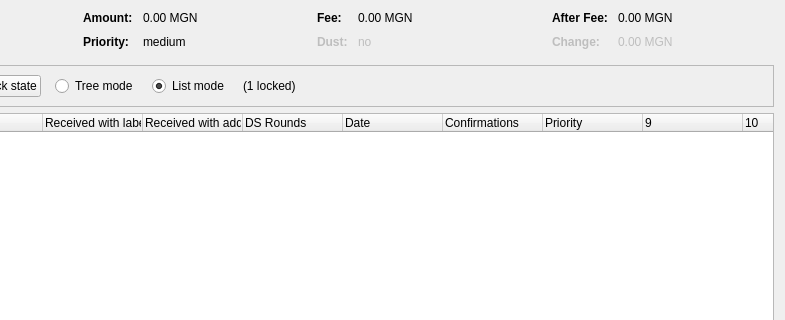
First picture: the form in src/qt/forms/coincontroldialog.ui, repository stefanpabstme/KackCoin, before the edit; both pictures show x 169 to 954 and y 0 to 320 of the 954 by 500 pixel window.
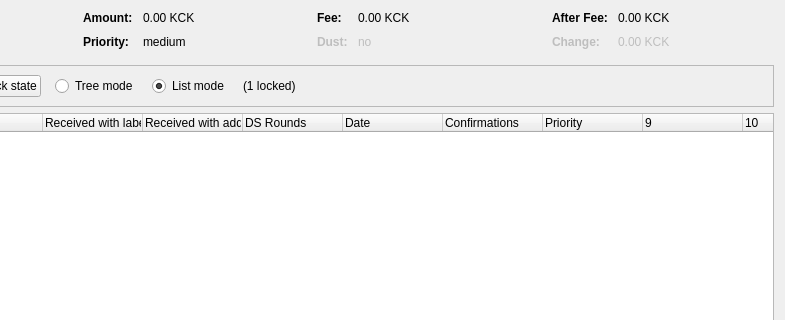
Second picture: the form after the edit. Custom widgets are drawn as their Qt base class.

```diff
--- a/src/qt/forms/coincontroldialog.ui
+++ b/src/qt/forms/coincontroldialog.ui
@@ -132,7 +132,7 @@
           <enum>Qt::ActionsContextMenu</enum>
          </property>
          <property name="text">
-          <string notr="true">0.00 MGN</string>
+          <string notr="true">0.00 KCK</string>
          </property>
          <property name="textInteractionFlags">
           <set>Qt::LinksAccessibleByMouse|Qt::TextSelectableByKeyboard|Qt::TextSelectableByMouse</set>
@@ -206,7 +206,7 @@
           <enum>Qt::ActionsContextMenu</enum>
          </property>
          <property name="text">
-          <string notr="true">0.00 MGN</string>
+          <string notr="true">0.00 KCK</string>
          </property>
          <property name="textInteractionFlags">
           <set>Qt::LinksAccessibleByMouse|Qt::TextSelectableByKeyboard|Qt::TextSelectableByMouse</set>
@@ -286,7 +286,7 @@
           <enum>Qt::ActionsContextMenu</enum>
          </property>
          <property name="text">
-          <string notr="true">0.00 MGN</string>
+          <string notr="true">0.00 KCK</string>
          </property>
          <property name="textInteractionFlags">
           <set>Qt::LinksAccessibleByMouse|Qt::TextSelectableByKeyboard|Qt::TextSelectableByMouse</set>
@@ -321,7 +321,7 @@
           <enum>Qt::ActionsContextMenu</enum>
          </property>
          <property name="text">
-          <string notr="true">0.00 MGN</string>
+          <string notr="true">0.00 KCK</string>
          </property>
          <property name="textInteractionFlags">
           <set>Qt::LinksAccessibleByMouse|Qt::TextSelectableByKeyboard|Qt::TextSelectableByMouse</set>
```
